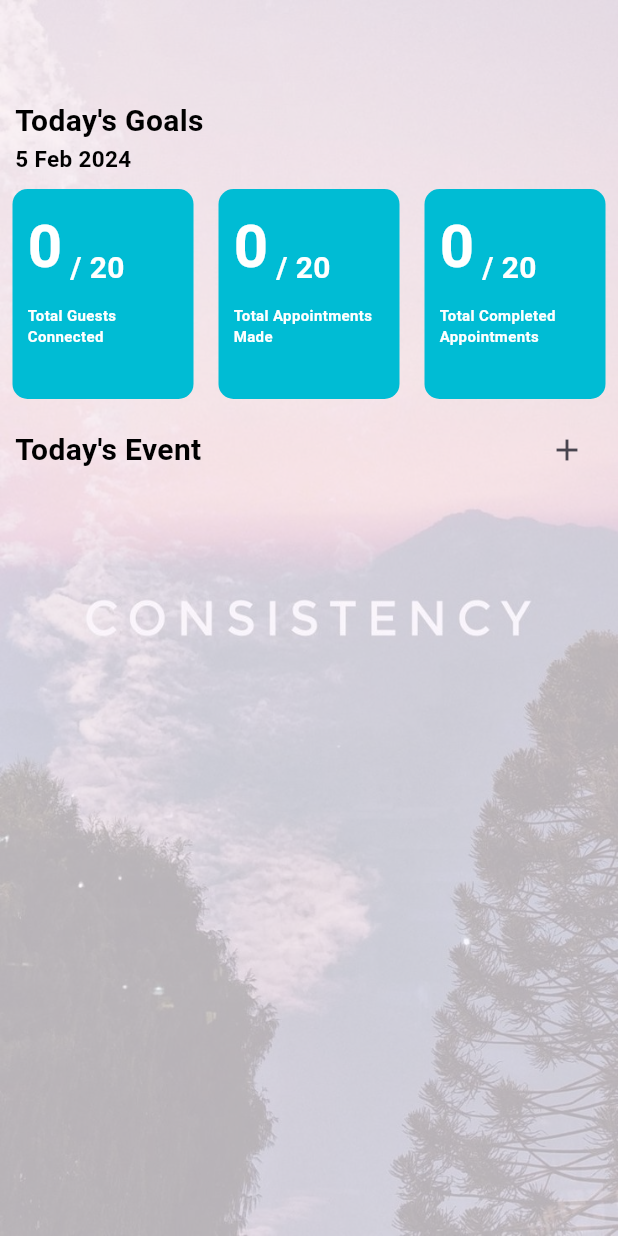
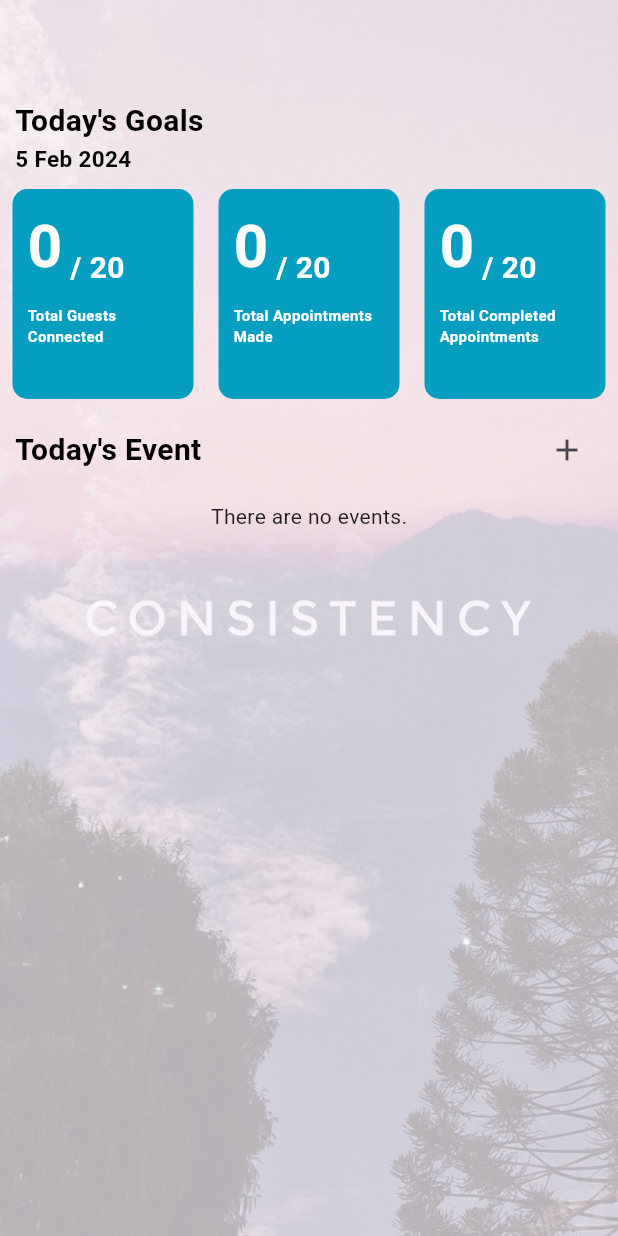
Before and after one commit to Anantharao1998/recipe_app, a Flutter app: the screen it shows after launch, on a phone screen of 412 x 824 dp. Run offline on Flutter 3.47's test engine with Material 3 defaults, Android fonts, the phone set to English and light mode, and no system bars; our stand-ins replace cached_network_image, dio, equatable, get_it, pretty_dio_logger.

Commit message:
Added events tile

```diff
--- a/analysis_options.yaml
+++ b/analysis_options.yaml
@@ -169,8 +169,6 @@ linter:
   - use_function_type_syntax_for_parameters
   - use_full_hex_values_for_flutter_colors
   - use_enums
-  - use_decorated_box
-  - use_colored_box
   - use_build_context_synchronously
   - unsafe_html
   - unrelated_type_equality_checks
@@ -390,8 +388,6 @@ analyzer:
    use_function_type_syntax_for_parameters: error
    use_full_hex_values_for_flutter_colors: error
    use_enums: error
-   use_decorated_box: error
-   use_colored_box: error
    use_build_context_synchronously: error
    unsafe_html: error
    unrelated_type_equality_checks: error
--- a/lib/core/constants/app_colors.dart
+++ b/lib/core/constants/app_colors.dart
@@ -7,6 +7,10 @@ class AppColors {
   AppColors._();
 
   static const Color blackPrimary = Colors.black;
-  static const Color cyanPrimary = Colors.cyan;
+  static const Color bluePrimary = Colors.blue;
+  static const Color greenPrimary = Colors.green;
+  static const Color greyPrimary = Colors.grey;
+  static const Color primaryColor = Color(0xFF059DC0);
+  static const Color redPrimary = Colors.red;
   static const Color whitePrimary = Colors.white;
 }
--- a/lib/core/constants/app_strings.dart
+++ b/lib/core/constants/app_strings.dart
@@ -4,9 +4,11 @@ class AppStrings {
   AppStrings._();
 
   static const String dashboard = 'Dashboard';
+  static const String todayEvents = "Today's Event";
   static const String todayGoals = "Today's Goals";
   static const String totalAppointmentCompleted = 'Total Completed Appointments';
   static const String totalAppointmentsMade = 'Total Appointments Made';
   static const String totalProspect = 'Total Guests Connected';
-  static const String todayEvents = "Today's Event";
+
+  static String commonEmptyList({required final String item}) => 'There are no ${item.toLowerCase()}s.';
 }
--- a/lib/core/constants/app_styles.dart
+++ b/lib/core/constants/app_styles.dart
@@ -22,8 +22,35 @@ class AppStyles {
   );
 
   static const DefaultStyle h5 = DefaultStyle(
+    textSize: AppValues.double_15,
+    fontWeight: FontWeight.bold,
+  );
+
+  static const DefaultStyle h6 = DefaultStyle(
     textSize: AppValues.double_10,
     fontWeight: FontWeight.bold,
+  );
+
+  static const DefaultStyle italic_5 = DefaultStyle(
+    textSize: AppValues.double_15,
+    fontWeight: FontWeight.w400,
+    fontStyle: FontStyle.italic,
+  );
+
+  static const DefaultStyle italic_6 = DefaultStyle(
+    textSize: AppValues.double_10,
+    fontWeight: FontWeight.w400,
+    fontStyle: FontStyle.italic,
+  );
+
+  static const DefaultStyle norm_5 = DefaultStyle(
+    textSize: AppValues.double_15,
+    fontWeight: FontWeight.w300,
+  );
+
+  static const DefaultStyle norm_6 = DefaultStyle(
+    textSize: AppValues.double_10,
+    fontWeight: FontWeight.w300,
   );
 }
 
@@ -34,9 +61,11 @@ class DefaultStyle extends TextStyle {
     final double? textSize,
     final Color? textColor,
     final FontWeight? fontWeight,
+    final FontStyle? fontStyle,
   }) : super(
           fontSize: textSize ?? AppValues.double_10, // Mostly used font size in the app.
           color: textColor ?? AppColors.blackPrimary, // Mostly use font color in the app.
           fontWeight: fontWeight ?? FontWeight.w500,
+          fontStyle: fontStyle ?? FontStyle.normal,
         );
 }
--- a/lib/core/constants/app_values.dart
+++ b/lib/core/constants/app_values.dart
@@ -5,18 +5,21 @@ library;
 class AppValues {
   AppValues._();
 
-  static const double double_5 = 5;
+  static const double double_1 = 1;
   static const double double_10 = 10;
   static const double double_100 = 100;
+  static const double double_125 = 125;
+  static const double double_140 = 140;
   static const double double_15 = 15;
-  static const double double_125 = 125;
   static const double double_150 = 150;
-  static const double double_140 = 140;
   static const double double_175 = 175;
   static const double double_20 = 20;
   static const double double_200 = 200;
   static const double double_25 = 25;
   static const double double_30 = 30;
   static const double double_40 = 40;
+  static const double double_5 = 5;
   static const double double_50 = 50;
+  static const double double_60 = 60;
+  static const double double_75 = 75;
 }
--- a/lib/core/core.dart
+++ b/lib/core/core.dart
@@ -13,6 +13,7 @@ export 'constants/enums/item_state.dart';
 export 'domain/entities/item_tile_entity.dart';
 export 'extensions/datetime_extension.dart';
 export 'extensions/textstyle_extension.dart';
+export 'extensions/widget_extension.dart';
 export 'services/dio/dio_service.dart';
 export 'services/dio/dio_service_impl.dart';
 export 'services/interceptors/auth_interceptors.dart';
--- a/lib/core/domain/entities/item_tile_entity.dart
+++ b/lib/core/domain/entities/item_tile_entity.dart
@@ -4,7 +4,10 @@ import 'package:pokemondb/core/core.dart';
 /// Generic Item Tile Entity
 class ItemTileEntity extends Equatable {
   /// Generic Item Tile Entity\
-  const ItemTileEntity({required this.title, this.subtitle, this.state = ItemState.initial});
+  const ItemTileEntity({required this.title, this.subtitle, this.eventDate, this.state = ItemState.initial});
+
+  /// Events date
+  final DateTime? eventDate;
 
   /// Item state
   final ItemState state;
@@ -16,5 +19,5 @@ class ItemTileEntity extends Equatable {
   final String title;
 
   @override
-  List<Object?> get props => <Object?>[title, subtitle, state];
+  List<Object?> get props => <Object?>[title, subtitle, state, eventDate];
 }
--- /dev/null
+++ b/lib/features/homepage/domain/entities/event_item_entity.dart
@@ -0,0 +1,7 @@
+import 'package:pokemondb/core/core.dart';
+
+/// Events item entity
+class EventsItem extends ItemTileEntity {
+  /// Events item entity
+  const EventsItem({required super.title, super.eventDate, super.state, super.subtitle});
+}
--- a/lib/features/homepage/homepage.dart
+++ b/lib/features/homepage/homepage.dart
@@ -1,6 +1,7 @@
 export 'data/datasources/remote_datasources.dart';
 export 'data/repositories/home_repository_impl.dart';
 export 'domain/entities/daily_goal_entity.dart';
+export 'domain/entities/event_item_entity.dart';
 export 'domain/repositories/home_repositories.dart';
 export 'presentation/bindings/homepage_binding.dart';
 export 'presentation/controllers/homepage_provider.dart';
--- a/lib/features/homepage/presentation/views/homepage_view.dart
+++ b/lib/features/homepage/presentation/views/homepage_view.dart
@@ -42,7 +42,9 @@ class _MyHomePageState extends State<MyHomePage> {
                     totalProspect: 20,
                   ),
                 ),
-                TodayEventTile(),
+                TodayEventTile(
+                  listOfEvents: <EventsItem>[],
+                ),
               ],
             ),
           ),
--- a/lib/features/homepage/widgets/goals_tile.dart
+++ b/lib/features/homepage/widgets/goals_tile.dart
@@ -66,7 +66,7 @@ class TargetBox extends StatelessWidget {
         borderRadius: BorderRadius.circular(
           AppValues.double_10,
         ),
-        color: AppColors.cyanPrimary,
+        color: AppColors.primaryColor,
       ),
       width: screenWidth / 3,
       padding: const EdgeInsets.all(AppValues.double_10),
@@ -94,7 +94,7 @@ class TargetBox extends StatelessWidget {
           ),
           Text(
             boxTitle,
-            style: AppStyles.h5.white(),
+            style: AppStyles.h6.white(),
           ),
         ],
       ),
--- a/lib/features/homepage/widgets/today_events_tile.dart
+++ b/lib/features/homepage/widgets/today_events_tile.dart
@@ -1,9 +1,13 @@
 import 'package:pokemondb/core/core.dart';
+import 'package:pokemondb/features/homepage/homepage.dart';
 
 /// Widget to show today's appointments (Events)
 class TodayEventTile extends StatelessWidget {
   /// Widget to show today's appointments (Events)
-  const TodayEventTile({super.key});
+  const TodayEventTile({required this.listOfEvents, super.key});
+
+  /// List of events
+  final List<EventsItem> listOfEvents;
 
   @override
   Widget build(final BuildContext context) => Column(
@@ -11,9 +15,23 @@ class TodayEventTile extends StatelessWidget {
           SectionTitle(
             title: AppStrings.todayEvents,
             onPressed: () {
-              // TODO: Add Events
+              // TODO: Add Events function here
             },
           ),
+          if (listOfEvents.isEmpty)
+            Center(
+              child: Text(
+                AppStrings.commonEmptyList(item: 'event'),
+              ),
+            )
+          else
+            Column(
+              children: <Widget>[
+                ...listOfEvents.map(
+                  (final EventsItem e) => ItemTile(item: e),
+                ),
+              ],
+            ),
         ],
       );
 }
```
Also changed, not shown: lib/core/common_widgets/item_tile.dart (+54 -6 lines), lib/core/extensions/textstyle_extension.dart (+6 -1 lines), lib/core/extensions/widget_extension.dart (added, +14 -0 lines).
